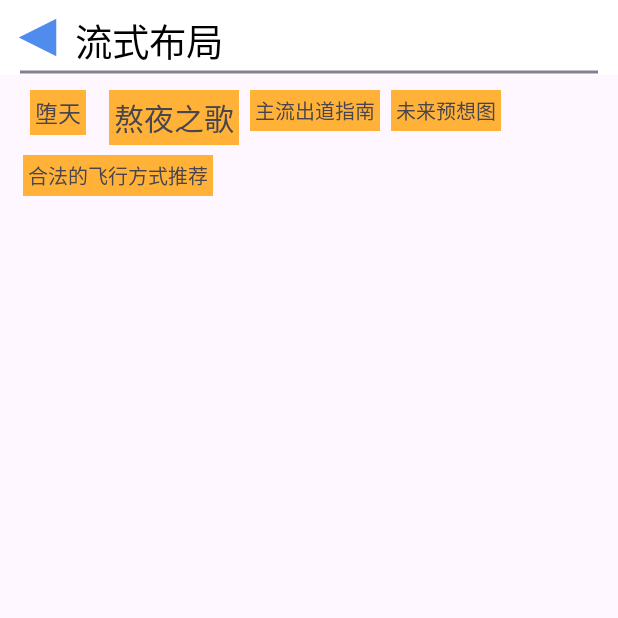
After one commit to Jungezi/AndroidUITest, an Android app: the FlowLayoutTestActivity screen opened directly, with no data from a screen before it, on a phone screen of 412 x 824 dp, the top half of it. The commit adds this screen. Run offline under Robolectric (Android 15) with nearby library versions, the phone set to English and light mode, and no system bars.

Commit message:
增加自定义按钮style(未完成); 自定义流式布局FlowLayout

```diff
--- a/app/src/main/AndroidManifest.xml
+++ b/app/src/main/AndroidManifest.xml
@@ -14,6 +14,9 @@
         android:supportsRtl="true"
         android:theme="@style/Theme.UItest"
         tools:targetApi="31">
+        <activity
+            android:name=".flowtest.FlowLayoutTestActivity"
+            android:exported="false" />
         <activity
             android:name=".mvvmtest.MvvmTestActivity"
             android:exported="false" />
--- a/app/src/main/java/com/www233/uitest/MainActivity.java
+++ b/app/src/main/java/com/www233/uitest/MainActivity.java
@@ -12,6 +12,7 @@ import androidx.core.view.ViewCompat;
 import androidx.core.view.WindowInsetsCompat;
 
 import com.www233.uitest.charttest.PracticeChartActivity;
+import com.www233.uitest.flowtest.FlowLayoutTestActivity;
 import com.www233.uitest.httptest.PracticeInternetActivity;
 import com.www233.uitest.mvvmtest.MvvmTestActivity;
 import com.www233.uitest.viewtest.MyViewActivity;
@@ -60,4 +61,9 @@ public class MainActivity extends AppCompatActivity {
         Intent intent = new Intent(this, MvvmTestActivity.class);
         startActivity(intent);
     }
+
+    public void toFlowLayout(View view) {
+        Intent intent = new Intent(this, FlowLayoutTestActivity.class);
+        startActivity(intent);
+    }
 }
--- /dev/null
+++ b/app/src/main/java/com/www233/uitest/flowtest/FlowLayout.java
@@ -0,0 +1,130 @@
+package com.www233.uitest.flowtest;
+
+import android.content.Context;
+import android.util.AttributeSet;
+import android.view.View;
+import android.view.ViewGroup;
+
+import java.util.ArrayList;
+import java.util.List;
+
+public class FlowLayout extends ViewGroup {
+    public FlowLayout(Context context) {
+        super(context);
+    }
+
+    public FlowLayout(Context context, AttributeSet attrs) {
+        super(context, attrs);
+    }
+
+    public FlowLayout(Context context, AttributeSet attrs, int defStyleAttr) {
+        super(context, attrs, defStyleAttr);
+    }
+
+    public FlowLayout(Context context, AttributeSet attrs, int defStyleAttr, int defStyleRes) {
+        super(context, attrs, defStyleAttr, defStyleRes);
+    }
+
+    List<Integer> line_first_index = new ArrayList<>();
+    List<Integer> line_height = new ArrayList<>();
+
+    @Override
+    protected void onMeasure(int widthMeasureSpec, int heightMeasureSpec) {
+        super.onMeasure(widthMeasureSpec, heightMeasureSpec);
+
+        line_first_index.clear();
+        line_height.clear();
+
+        final int widthMode = MeasureSpec.getMode(widthMeasureSpec);
+        final int heightMode = MeasureSpec.getMode(heightMeasureSpec);
+        final int widthsize = MeasureSpec.getSize(widthMeasureSpec);
+        final int heightsize = MeasureSpec.getSize(heightMeasureSpec);
+
+        int cnt = getChildCount();
+
+        int line_width = 0, width_max = 0, height_max = 0, height_all = 0;
+
+
+        line_first_index.add(0);
+        for (int i = 0; i < cnt; i++) {
+
+            final View child = getChildAt(i);
+            if (child == null || child.getVisibility() == View.GONE) {
+                continue;
+            }
+            final MarginLayoutParams lp = (MarginLayoutParams) child.getLayoutParams();
+
+            int child_padding_horizontal = getPaddingStart() + getPaddingEnd();
+            int child_padding_oriental = getPaddingStart() + getPaddingEnd();
+
+            final int childWidthMeasureSpec = getChildMeasureSpec(widthMeasureSpec,
+                    child_padding_horizontal, lp.width);
+            final int childHeightMeasureSpec = getChildMeasureSpec(heightMeasureSpec,
+                    child_padding_oriental, lp.height);
+            child.measure(childWidthMeasureSpec, childHeightMeasureSpec);
+
+            final int child_widthsize = child.getMeasuredWidth() + lp.leftMargin + lp.rightMargin;
+            final int child_heightsize = child.getMeasuredHeight() + lp.topMargin + lp.bottomMargin;
+
+            if (line_width + child_widthsize <= widthsize) {
+                line_width += child_widthsize;
+                height_max = Math.max(child_heightsize, height_max);
+                if(i == cnt - 1)
+                {
+                    width_max = Math.max(line_width, width_max);
+                    height_all += height_max;
+                    line_height.add(height_max);    // 最后一行
+                }
+            } else {
+                width_max = Math.max(line_width, width_max);
+                height_max = Math.max(child_heightsize, height_max);
+                height_all += height_max;
+                line_first_index.add(i);
+                line_height.add(height_max);
+                if(i == cnt - 1)
+                {
+                    line_width = child_widthsize;
+                    height_max = child_heightsize;
+                    width_max = Math.max(line_width, width_max);
+                    height_all += height_max;
+                    line_height.add(height_max);    // 最后一行
+                }
+                line_width = 0; // 进入新的一行
+                height_max = 0;
+            }
+        }
+
+        line_first_index.add(cnt);  // 标记结束
+        setMeasuredDimension(widthMode == MeasureSpec.EXACTLY ? widthsize : width_max,
+                heightMode == MeasureSpec.EXACTLY ? heightsize : height_all);
+
+    }
+
+    @Override
+    protected void onLayout(boolean changed, int l, int t, int r, int b) {
+        int l_start = getPaddingStart();;
+        int index = 0;
+        int t_start = 0;
+        for (int line = 0, all_line = line_first_index.size() - 1; line < all_line; line++) {    // line_last_index 记录第line行最后一个child的索引
+            int l_line = l_start;
+            for(int last_index = line_first_index.get(line + 1); index < last_index; index++){
+                View child = getChildAt(index);
+                if (child == null || child.getVisibility() == View.GONE) {
+                    continue;
+                }
+                final MarginLayoutParams child_lp = (MarginLayoutParams) child.getLayoutParams();
+                l_line += child_lp.leftMargin;
+                final int child_widthsize = child.getMeasuredWidth();
+                final int child_heightsize = child.getMeasuredHeight();
+                child.layout(l_line , t_start + child_lp.topMargin, l_line + child_widthsize, t_start + child_lp.topMargin + child_heightsize);
+                l_line += child_widthsize + child_lp.rightMargin;
+            }
+            t_start += line_height.get(line);
+        }
+    }
+
+    @Override
+    public LayoutParams generateLayoutParams(AttributeSet attrs) {
+        return new MarginLayoutParams(getContext(), attrs);
+    }
+}
--- /dev/null
+++ b/app/src/main/java/com/www233/uitest/flowtest/FlowLayoutTestActivity.java
@@ -0,0 +1,26 @@
+package com.www233.uitest.flowtest;
+
+import android.os.Bundle;
+
+import androidx.activity.EdgeToEdge;
+import androidx.appcompat.app.AppCompatActivity;
+import androidx.core.graphics.Insets;
+import androidx.core.view.ViewCompat;
+import androidx.core.view.WindowInsetsCompat;
+
+import com.www233.uitest.R;
+
+public class FlowLayoutTestActivity extends AppCompatActivity {
+
+    @Override
+    protected void onCreate(Bundle savedInstanceState) {
+        super.onCreate(savedInstanceState);
+        EdgeToEdge.enable(this);
+        setContentView(R.layout.activity_flow_layout_test);
+        ViewCompat.setOnApplyWindowInsetsListener(findViewById(R.id.main), (v, insets) -> {
+            Insets systemBars = insets.getInsets(WindowInsetsCompat.Type.systemBars());
+            v.setPadding(systemBars.left, systemBars.top, systemBars.right, systemBars.bottom);
+            return insets;
+        });
+    }
+}
--- a/app/src/main/java/com/www233/uitest/mvvmtest/MvvmTestActivity.java
+++ b/app/src/main/java/com/www233/uitest/mvvmtest/MvvmTestActivity.java
@@ -46,7 +46,6 @@ public class MvvmTestActivity extends AppCompatActivity {
             v.setPadding(systemBars.left, systemBars.top, systemBars.right, systemBars.bottom);
             return insets;
         });
-
         getLifecycle().addObserver(new MyObserver(getLifecycle()));
         initViewModel();
 
--- /dev/null
+++ b/app/src/main/res/layout/activity_flow_layout_test.xml
@@ -0,0 +1,69 @@
+<?xml version="1.0" encoding="utf-8"?>
+<LinearLayout xmlns:android="http://schemas.android.com/apk/res/android"
+    xmlns:app="http://schemas.android.com/apk/res-auto"
+    xmlns:tools="http://schemas.android.com/tools"
+    android:id="@+id/main"
+    android:layout_width="match_parent"
+    android:layout_height="match_parent"
+    android:orientation="vertical"
+    tools:context=".flowtest.FlowLayoutTestActivity">
+
+
+    <com.www233.uitest.viewtest.MyView
+        android:layout_width="match_parent"
+        android:layout_height="50dp"
+        app:myBackground="@color/blue"
+        app:myTitle="流式布局" />
+
+    <com.www233.uitest.flowtest.FlowLayout
+        android:layout_width="wrap_content"
+        android:layout_height="wrap_content"
+        android:layout_margin="10dp">
+
+        <TextView
+            android:layout_width="wrap_content"
+            android:layout_height="wrap_content"
+            android:layout_marginHorizontal="10dp"
+            android:background="@color/orange"
+            android:padding="3dp"
+            android:text="堕天"
+            android:textSize="15sp" />
+
+        <TextView
+            android:layout_width="wrap_content"
+            android:layout_height="wrap_content"
+            android:layout_marginHorizontal="5dp"
+            android:background="@color/orange"
+            android:padding="3dp"
+            android:text="熬夜之歌"
+            android:textSize="20sp" />
+
+        <TextView
+            android:layout_width="wrap_content"
+            android:layout_height="wrap_content"
+            android:layout_marginHorizontal="2dp"
+            android:background="@color/orange"
+            android:padding="3dp"
+            android:text="主流出道指南"
+            android:textSize="13sp" />
+
+        <TextView
+            android:layout_width="wrap_content"
+            android:layout_height="wrap_content"
+            android:layout_marginHorizontal="5dp"
+            android:background="@color/orange"
+            android:padding="3dp"
+            android:text="未来预想图"
+            android:textSize="13sp" />
+
+        <TextView
+            android:layout_width="wrap_content"
+            android:layout_height="wrap_content"
+            android:layout_margin="5dp"
+            android:background="@color/orange"
+            android:padding="3dp"
+            android:text="合法的飞行方式推荐"
+            android:textSize="13sp" />
+    </com.www233.uitest.flowtest.FlowLayout>
+
+</LinearLayout>
--- a/app/src/main/res/layout/activity_main.xml
+++ b/app/src/main/res/layout/activity_main.xml
@@ -41,6 +41,12 @@
         android:onClick="toMvvm"
         android:text="MVVM测试"
         android:textSize="15dp" />
+    <Button
+        android:layout_width="match_parent"
+        android:layout_height="wrap_content"
+        android:onClick="toFlowLayout"
+        android:text="自定义FlowLayout"
+        android:textSize="15dp" />
 
 
 </LinearLayout>
--- a/app/src/main/res/values/attrs.xml
+++ b/app/src/main/res/values/attrs.xml
@@ -26,6 +26,9 @@
         <attr name="more_hint" format="string"/>
         <attr name="default_check" format="integer"/>
         <attr name="text_size" format="integer"/>
+        <attr name="button_style" format="reference"/>
+        <attr name="button_style_others" format="reference"/>
+        <attr name="other_list_style" format="reference"/>
 
     </declare-styleable>
 
```
Also changed, not shown: app/src/main/java/com/www233/uitest/alterButtonList/AlterButtonListView.java (+16 -9 lines), app/src/main/res/values/styles.xml (added, +32 -0 lines).
